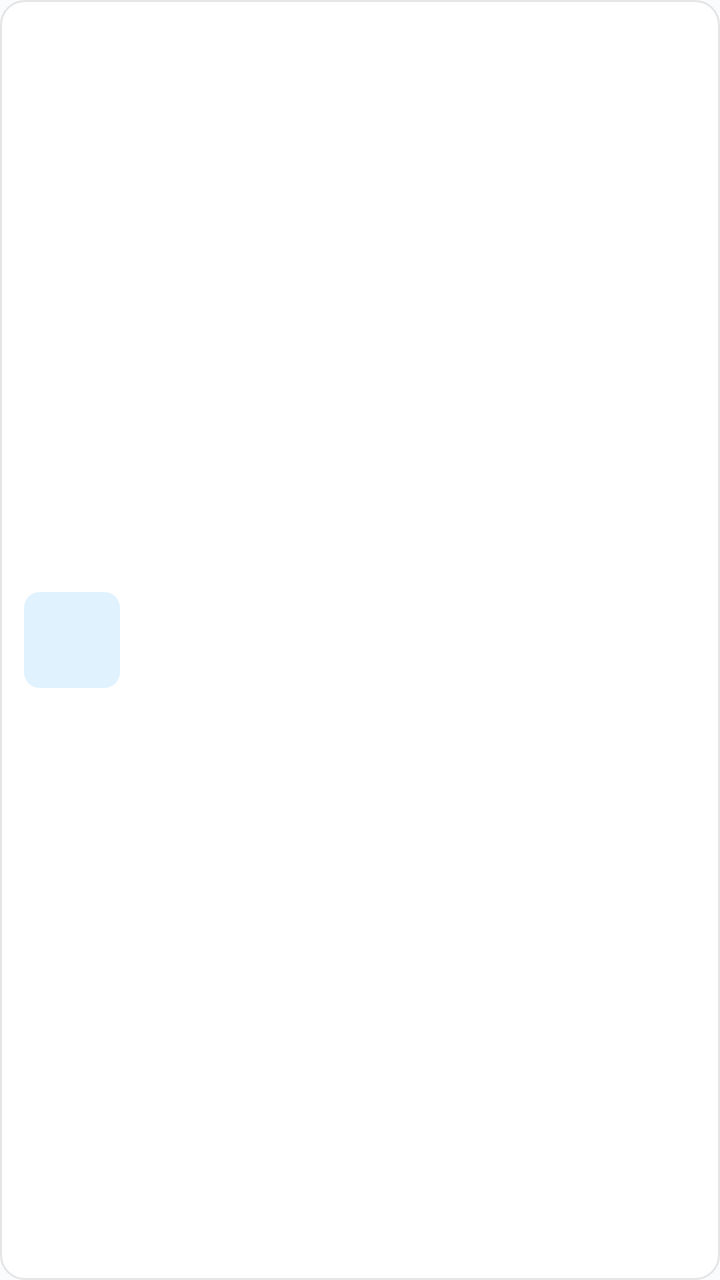
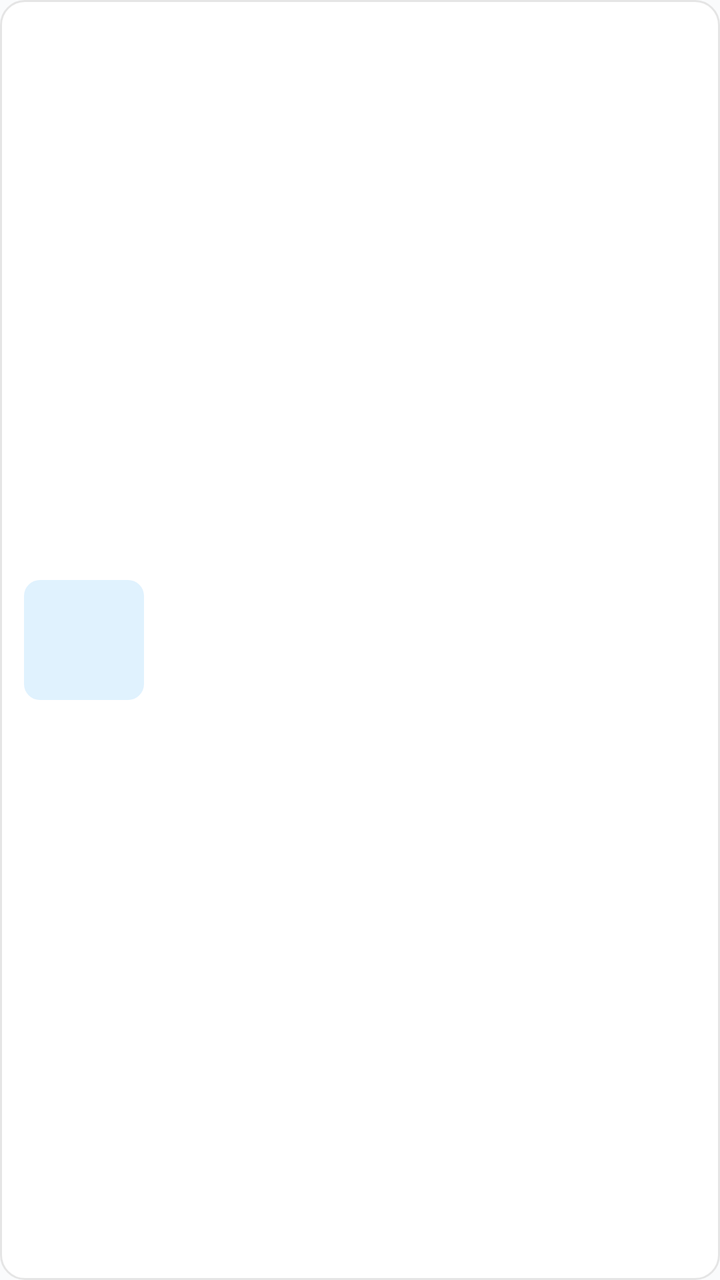

The first picture is an Android layout as it rendered before a commit; the second is the same layout after the commit. The layout source and the unified diff follow.
<!-- AndroidManifest.xml: application theme Theme.TaskManager -->
<!-- res/layout/item_resource.xml -->
<?xml version="1.0" encoding="utf-8"?>
<LinearLayout xmlns:android="http://schemas.android.com/apk/res/android"
    android:layout_width="match_parent"
    android:layout_height="wrap_content"
    android:layout_marginBottom="10dp"
    android:background="@drawable/bg_card"
    android:gravity="center_vertical"
    android:orientation="horizontal"
    android:padding="12dp">

    <View
        android:id="@+id/resource_thumb"
        android:layout_width="48dp"
        android:layout_height="48dp"
        android:background="@drawable/bg_resource_thumb" />

    <LinearLayout
        android:layout_width="0dp"
        android:layout_height="wrap_content"
        android:layout_marginStart="12dp"
        android:layout_weight="1"
        android:orientation="vertical">

        <TextView
            android:id="@+id/resource_title"
            android:layout_width="match_parent"
            android:layout_height="wrap_content"
            android:textColor="@color/text_primary"
            android:textStyle="bold" />

        <TextView
            android:id="@+id/resource_subtitle"
            android:layout_width="match_parent"
            android:layout_height="wrap_content"
            android:layout_marginTop="2dp"
            android:textColor="@color/text_secondary"
            android:textSize="12sp" />
    </LinearLayout>
</LinearLayout>
<!-- resources referenced by this layout -->
<resources>
  <color name="text_primary">#1A1A1A</color>
  <color name="text_secondary">#888888</color>
  <!-- drawable bg_card (drawable) -->
  <?xml version="1.0" encoding="utf-8"?>
  <shape xmlns:android="http://schemas.android.com/apk/res/android">
      <solid android:color="@color/surface" />
      <corners android:radius="12dp" />
      <stroke
          android:width="1dp"
          android:color="@color/divider" />
  </shape>
  <!-- drawable bg_resource_thumb (drawable) -->
  <?xml version="1.0" encoding="utf-8"?>
  <shape xmlns:android="http://schemas.android.com/apk/res/android">
      <solid android:color="@color/primary_soft" />
      <corners android:radius="8dp" />
  </shape>
  <style name="Theme.TaskManager" parent="Theme.Material3.Light.NoActionBar">
          <item name="colorPrimary">@color/primary</item>
          <item name="colorPrimaryDark">@color/primary_dark</item>
          <item name="colorSecondary">@color/primary</item>
          <item name="android:statusBarColor">@color/primary</item>
          <item name="android:navigationBarColor">@color/surface</item>
          <item name="android:windowBackground">@color/background</item>
          <item name="android:windowLightStatusBar">false</item>
      </style>
  <color name="surface">#FFFFFF</color>
  <color name="divider">#E5E5E5</color>
  <color name="primary_soft">#E0F2FE</color>
  <color name="primary">#007AFF</color>
  <color name="primary_dark">#0063D1</color>
  <color name="background">#FAFBFC</color>
</resources>

<!-- the commit's change to res/layout/item_resource.xml (unified diff, before → after) -->
@@ -2,7 +2,7 @@
 <LinearLayout xmlns:android="http://schemas.android.com/apk/res/android"
     android:layout_width="match_parent"
     android:layout_height="wrap_content"
-    android:layout_marginBottom="10dp"
+    android:layout_marginBottom="12dp"
     android:background="@drawable/bg_card"
     android:gravity="center_vertical"
     android:orientation="horizontal"
@@ -10,8 +10,8 @@
 
     <View
         android:id="@+id/resource_thumb"
-        android:layout_width="48dp"
-        android:layout_height="48dp"
+        android:layout_width="60dp"
+        android:layout_height="60dp"
         android:background="@drawable/bg_resource_thumb" />
 
     <LinearLayout
@@ -26,13 +26,14 @@
             android:layout_width="match_parent"
             android:layout_height="wrap_content"
             android:textColor="@color/text_primary"
+            android:textSize="13sp"
             android:textStyle="bold" />
 
         <TextView
             android:id="@+id/resource_subtitle"
             android:layout_width="match_parent"
             android:layout_height="wrap_content"
-            android:layout_marginTop="2dp"
+            android:layout_marginTop="4dp"
             android:textColor="@color/text_secondary"
             android:textSize="12sp" />
     </LinearLayout>
